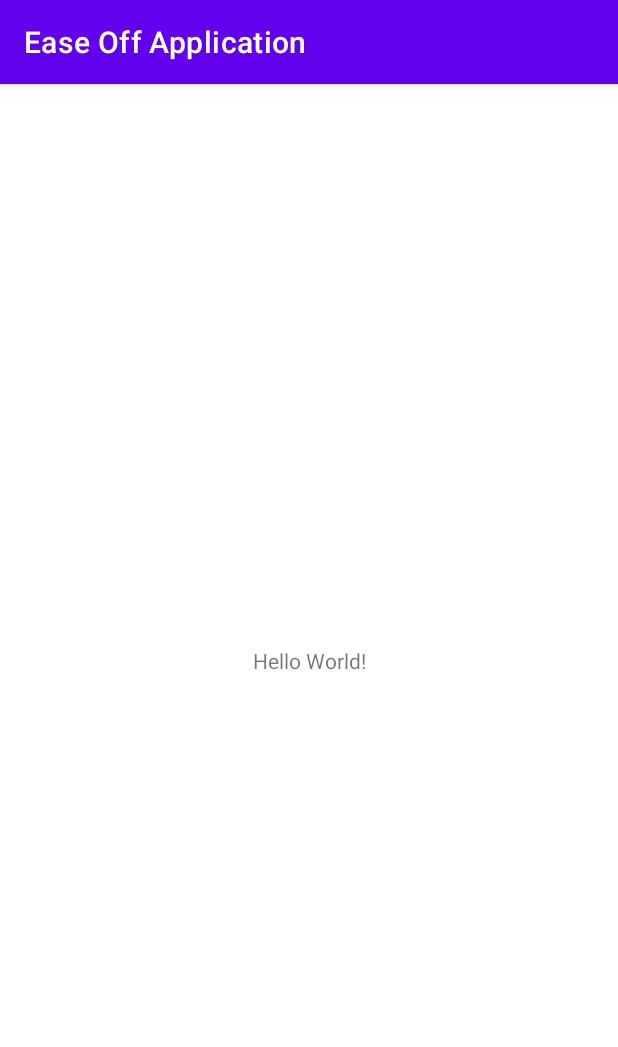
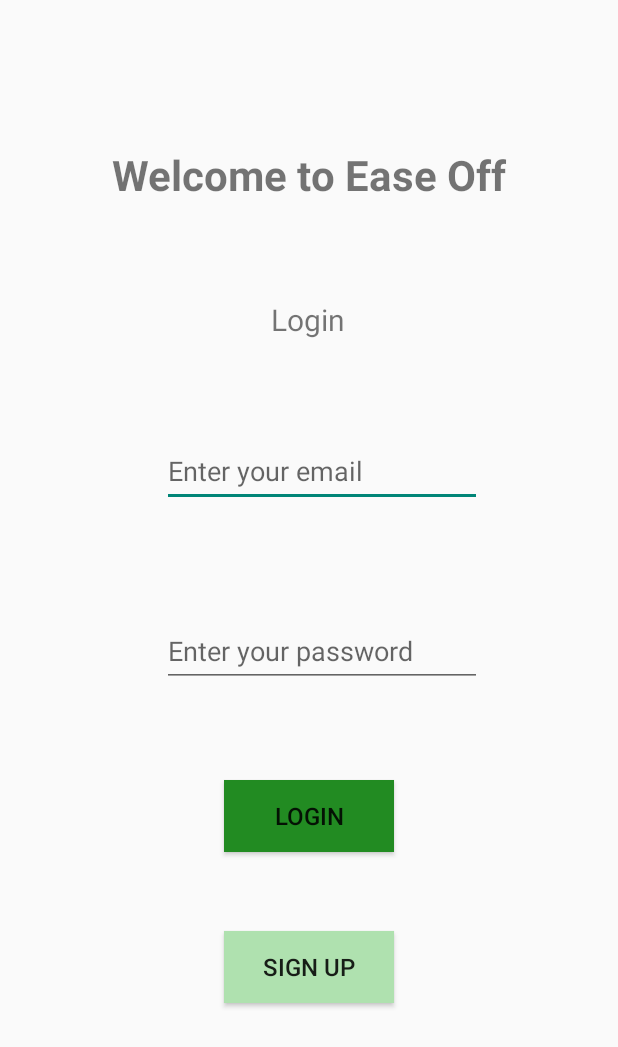
Before and after one commit to IT21010576/Ease_Off_App, an Android app: the screen it shows after launch (MainActivity before the commit, Login after it), on a phone screen of 412 x 824 dp. Shown: the top 1047 px of the screen. Run offline under Robolectric (Android 15) with nearby library versions, the phone set to English and light mode, and no system bars.

Commit message:
Login and SignUp initial commit

```diff
--- a/app/src/main/AndroidManifest.xml
+++ b/app/src/main/AndroidManifest.xml
@@ -14,7 +14,10 @@
         android:theme="@style/Theme.EaseOffApplication"
         tools:targetApi="31">
         <activity
-            android:name=".MainActivity"
+            android:name=".Signup"
+            android:exported="false" />
+        <activity
+            android:name=".Login"
             android:exported="true">
             <intent-filter>
                 <action android:name="android.intent.action.MAIN" />
--- a/app/src/main/java/com/example/easeoffapplication/MainActivity.java
+++ b/app/src/main/java/com/example/easeoffapplication/Login.java
@@ -2,13 +2,20 @@ package com.example.easeoffapplication;
 
 import androidx.appcompat.app.AppCompatActivity;
 
+import android.content.Intent;
 import android.os.Bundle;
+import android.view.View;
 
-public class MainActivity extends AppCompatActivity {
+public class Login extends AppCompatActivity {
 
     @Override
     protected void onCreate(Bundle savedInstanceState) {
         super.onCreate(savedInstanceState);
         setContentView(R.layout.activity_main);
     }
+
+    public void moveToSignUp(View view){
+        Intent intent1=new Intent(this,Signup.class);
+        startActivity(intent1);
+    }
 }
--- a/app/src/main/res/layout/activity_main.xml
+++ b/app/src/main/res/layout/activity_main.xml
@@ -4,15 +4,92 @@
     xmlns:tools="http://schemas.android.com/tools"
     android:layout_width="match_parent"
     android:layout_height="match_parent"
-    tools:context=".MainActivity">
+    tools:context=".Login">
 
     <TextView
+        android:id="@+id/textView"
+        android:layout_width="288dp"
+        android:layout_height="39dp"
+        android:text="@string/WelcomeText"
+        android:textAlignment="center"
+        android:textSize="28sp"
+        android:textStyle="bold"
+        app:layout_constraintBottom_toBottomOf="parent"
+        app:layout_constraintEnd_toEndOf="parent"
+        app:layout_constraintHorizontal_bias="0.495"
+        app:layout_constraintStart_toStartOf="parent"
+        app:layout_constraintTop_toTopOf="parent"
+        app:layout_constraintVertical_bias="0.124" />
+
+    <TextView
+        android:id="@+id/textView2"
         android:layout_width="wrap_content"
         android:layout_height="wrap_content"
-        android:text="Hello World!"
+        android:text="@string/LoginLbl"
+        android:textAlignment="center"
+        android:textSize="20sp"
+        app:layout_constraintBottom_toBottomOf="parent"
+        app:layout_constraintEnd_toEndOf="parent"
+        app:layout_constraintHorizontal_bias="0.498"
+        app:layout_constraintStart_toStartOf="parent"
+        app:layout_constraintTop_toTopOf="parent"
+        app:layout_constraintVertical_bias="0.25" />
+
+    <EditText
+        android:id="@+id/editTextTextEmailAddress"
+        android:layout_width="wrap_content"
+        android:layout_height="wrap_content"
+        android:ems="10"
+        android:hint="@string/EmailPlaceholder"
+        android:inputType="textEmailAddress"
+        android:minHeight="48dp"
+        app:layout_constraintBottom_toTopOf="@+id/editTextTextPassword"
+        app:layout_constraintEnd_toEndOf="parent"
+        app:layout_constraintHorizontal_bias="0.542"
+        app:layout_constraintStart_toStartOf="parent"
+        app:layout_constraintTop_toTopOf="parent"
+        app:layout_constraintVertical_bias="0.801" />
+
+    <EditText
+        android:id="@+id/editTextTextPassword"
+        android:layout_width="wrap_content"
+        android:layout_height="wrap_content"
+        android:ems="10"
+        android:hint="@string/PwdPlaceholder"
+        android:inputType="textPassword"
+        android:minHeight="48dp"
+        app:layout_constraintBottom_toBottomOf="parent"
+        app:layout_constraintEnd_toEndOf="parent"
+        app:layout_constraintHorizontal_bias="0.542"
+        app:layout_constraintStart_toStartOf="parent"
+        app:layout_constraintTop_toTopOf="parent"
+        app:layout_constraintVertical_bias="0.528" />
+
+    <Button
+        android:id="@+id/button3"
+        android:layout_width="113dp"
+        android:layout_height="48dp"
+        android:background="@color/GreenBtn"
+        android:text="@string/LoginLbl"
+        android:textSize="16sp"
         app:layout_constraintBottom_toBottomOf="parent"
         app:layout_constraintEnd_toEndOf="parent"
         app:layout_constraintStart_toStartOf="parent"
-        app:layout_constraintTop_toTopOf="parent" />
+        app:layout_constraintTop_toTopOf="parent"
+        app:layout_constraintVertical_bias="0.67" />
+
+    <Button
+        android:id="@+id/button4"
+        android:layout_width="113dp"
+        android:layout_height="48dp"
+        android:background="@color/LightGreen"
+        android:onClick="moveToSignUp"
+        android:text="@string/SignUpLbl"
+        android:textSize="16sp"
+        app:layout_constraintBottom_toBottomOf="parent"
+        app:layout_constraintEnd_toEndOf="parent"
+        app:layout_constraintStart_toStartOf="parent"
+        app:layout_constraintTop_toTopOf="parent"
+        app:layout_constraintVertical_bias="0.8" />
 
 </androidx.constraintlayout.widget.ConstraintLayout>
--- a/app/src/main/res/values-night/themes.xml
+++ b/app/src/main/res/values-night/themes.xml
@@ -1,6 +1,6 @@
 <resources xmlns:tools="http://schemas.android.com/tools">
     <!-- Base application theme. -->
-    <style name="Theme.EaseOffApplication" parent="Theme.MaterialComponents.DayNight.DarkActionBar">
+    <style name="Theme.EaseOffApplication" parent="Theme.AppCompat.DayNight.NoActionBar">
         <!-- Primary brand color. -->
         <item name="colorPrimary">@color/purple_200</item>
         <item name="colorPrimaryVariant">@color/purple_700</item>
--- a/app/src/main/res/values/colors.xml
+++ b/app/src/main/res/values/colors.xml
@@ -7,4 +7,6 @@
     <color name="teal_700">#FF018786</color>
     <color name="black">#FF000000</color>
     <color name="white">#FFFFFFFF</color>
+    <color name="GreenBtn">#228B22</color>
+    <color name="LightGreen">#AFE1AF</color>
 </resources>
--- a/app/src/main/res/values/strings.xml
+++ b/app/src/main/res/values/strings.xml
@@ -1,3 +1,22 @@
 <resources>
     <string name="app_name">Ease Off Application</string>
+    <string name="WelcomeText">Welcome to Ease Off</string>
+    <string name="LoginLbl">Login</string>
+    <string name="EmailPlaceholder">Enter your email</string>
+    <string name="PwdPlaceholder">Enter your password</string>
+    <string name="SignUpLbl">Sign Up</string>
+    <string name="SignUpText">Sign Up to Ease Off!</string>
+    <string name="SignUptxt1">My Personal Details</string>
+    <string name="SignUptxt2">My Account Registration</string>
+    <string name="SignUpNameLbl">Full Name :</string>
+    <string name="SignUpNameHint">Enter your full name</string>
+    <string name="SignUpDobLbl">Date Of Birth :</string>
+    <string name="MaleLbl">Male</string>
+    <string name="FemaleLbl">Female</string>
+    <string name="SignUpGenderLbl">Gender :</string>
+    <string name="termsAconditions">I accept the Terms and Conditions</string>
+    <string name="SignUpEmailLbl">Email :</string>
+    <string name="SignUpPwdLbl">Password :</string>
+    <string name="SignUpPwdHint">Create your Password</string>
+    <string name="SignUpDobHint">Enter your DOB</string>
 </resources>
--- a/app/src/main/res/values/themes.xml
+++ b/app/src/main/res/values/themes.xml
@@ -1,6 +1,6 @@
 <resources xmlns:tools="http://schemas.android.com/tools">
     <!-- Base application theme. -->
-    <style name="Theme.EaseOffApplication" parent="Theme.MaterialComponents.DayNight.DarkActionBar">
+    <style name="Theme.EaseOffApplication" parent="Theme.AppCompat.DayNight.NoActionBar">
         <!-- Primary brand color. -->
         <item name="colorPrimary">@color/purple_500</item>
         <item name="colorPrimaryVariant">@color/purple_700</item>
```
Also changed, not shown: app/src/main/java/com/example/easeoffapplication/Signup.java (added, +14 -0 lines), app/src/main/res/layout/activity_signup.xml (added, +218 -0 lines).
